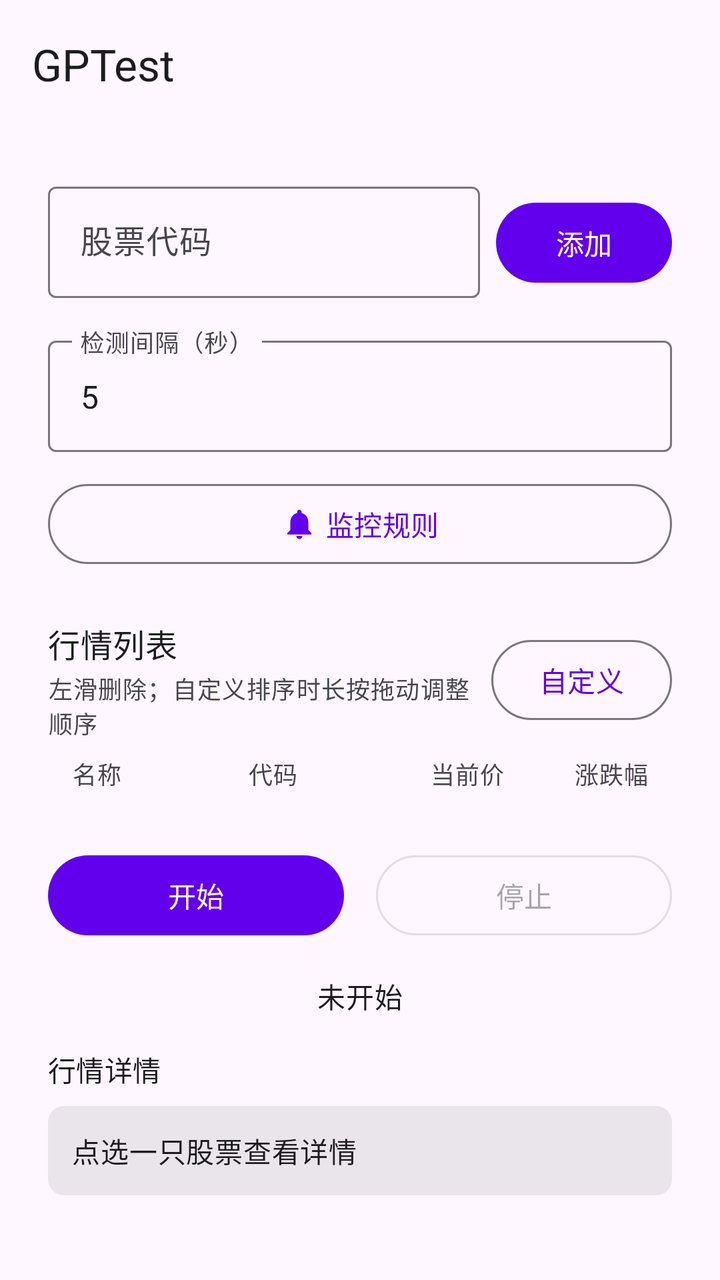
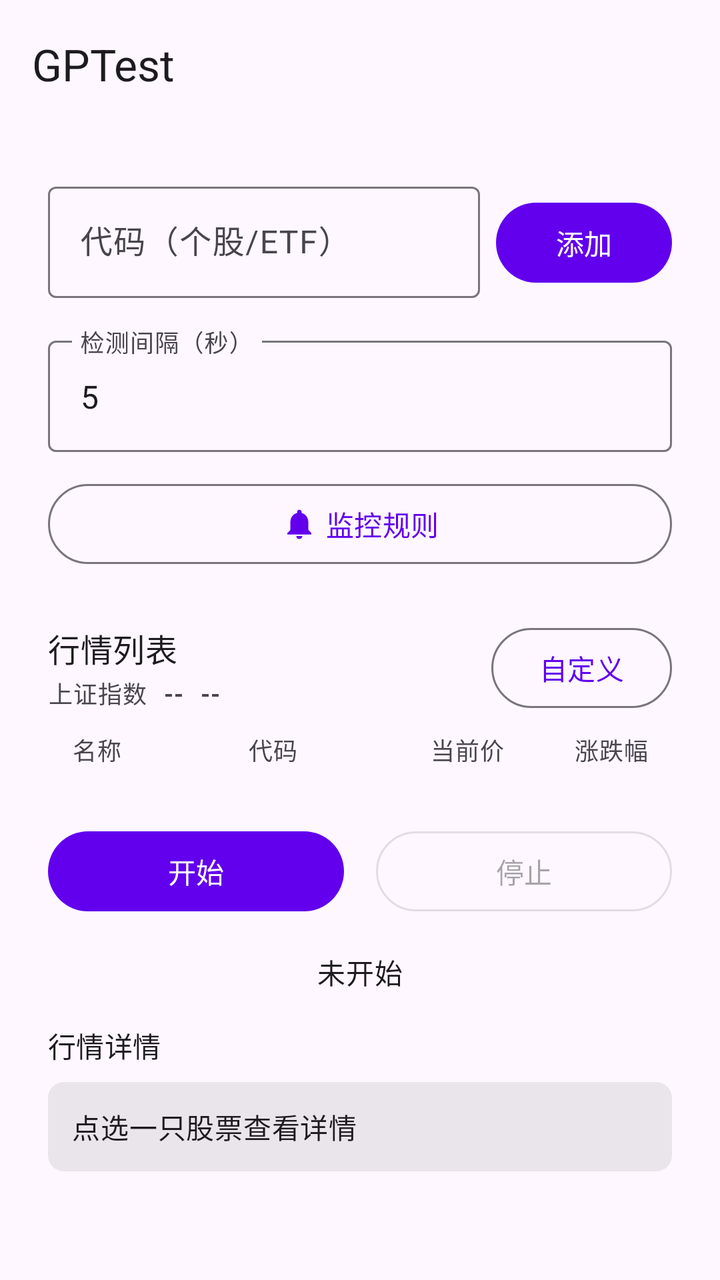

Before-and-after screenshots of an Android layout around one commit, followed by the original layout XML and the change that was made.
<!-- AndroidManifest.xml: application theme Theme.GPTest -->
<!-- res/layout/activity_main.xml -->
<?xml version="1.0" encoding="utf-8"?>
<LinearLayout xmlns:android="http://schemas.android.com/apk/res/android"
    xmlns:app="http://schemas.android.com/apk/res-auto"
    android:layout_width="match_parent"
    android:layout_height="match_parent"
    android:background="?attr/colorSurface"
    android:focusable="true"
    android:focusableInTouchMode="true"
    android:orientation="vertical">

    <com.google.android.material.appbar.MaterialToolbar
        android:id="@+id/toolbar"
        android:layout_width="match_parent"
        android:layout_height="wrap_content"
        android:background="?attr/colorSurface"
        app:title="@string/app_name" />

    <ScrollView
        android:id="@+id/content"
        android:layout_width="match_parent"
        android:layout_height="0dp"
        android:layout_weight="1"
        android:clipToPadding="false"
        android:fillViewport="true">

    <LinearLayout
        android:layout_width="match_parent"
        android:layout_height="wrap_content"
        android:orientation="vertical"
        android:padding="24dp">

        <LinearLayout
            android:layout_width="match_parent"
            android:layout_height="wrap_content"
            android:gravity="bottom"
            android:orientation="horizontal">

            <com.google.android.material.textfield.TextInputLayout
                android:id="@+id/tilStockCode"
                style="@style/Widget.Material3.TextInputLayout.OutlinedBox"
                android:layout_width="0dp"
                android:layout_height="wrap_content"
                android:layout_weight="1"
                android:hint="@string/stock_code_hint">

                <com.google.android.material.textfield.TextInputEditText
                    android:id="@+id/etStockCode"
                    android:layout_width="match_parent"
                    android:layout_height="wrap_content"
                    android:imeOptions="actionDone"
                    android:inputType="textCapCharacters"
                    android:maxLines="1" />
            </com.google.android.material.textfield.TextInputLayout>

            <com.google.android.material.button.MaterialButton
                android:id="@+id/btnAdd"
                android:layout_width="wrap_content"
                android:layout_height="wrap_content"
                android:layout_marginStart="8dp"
                android:text="@string/add" />
        </LinearLayout>

        <com.google.android.material.textfield.TextInputLayout
            android:id="@+id/tilInterval"
            style="@style/Widget.Material3.TextInputLayout.OutlinedBox"
            android:layout_width="match_parent"
            android:layout_height="wrap_content"
            android:layout_marginTop="16dp"
            android:hint="@string/interval_hint">

            <com.google.android.material.textfield.TextInputEditText
                android:id="@+id/etInterval"
                android:layout_width="match_parent"
                android:layout_height="wrap_content"
                android:imeOptions="actionDone"
                android:inputType="number"
                android:maxLines="1"
                android:text="@string/interval_default" />
        </com.google.android.material.textfield.TextInputLayout>

        <com.google.android.material.button.MaterialButton
            android:id="@+id/btnAlerts"
            style="@style/Widget.Material3.Button.OutlinedButton"
            android:layout_width="match_parent"
            android:layout_height="wrap_content"
            android:layout_marginTop="12dp"
            android:text="@string/alert_rules_entry"
            app:icon="@drawable/ic_notifications"
            app:iconGravity="textStart" />

        <LinearLayout
            android:layout_width="match_parent"
            android:layout_height="wrap_content"
            android:layout_marginTop="24dp"
            android:gravity="center_vertical"
            android:orientation="horizontal">

            <LinearLayout
                android:layout_width="0dp"
                android:layout_height="wrap_content"
                android:layout_weight="1"
                android:orientation="vertical">

                <LinearLayout
                    android:layout_width="match_parent"
                    android:layout_height="wrap_content"
                    android:gravity="center_vertical"
                    android:orientation="horizontal">

                    <TextView
                        android:layout_width="wrap_content"
                        android:layout_height="wrap_content"
                        android:text="@string/quote_list_label"
                        android:textAppearance="?attr/textAppearanceSubtitle1" />

                    <TextView
                        android:id="@+id/tvLastUpdated"
                        android:layout_width="0dp"
                        android:layout_height="wrap_content"
                        android:layout_marginStart="8dp"
                        android:layout_weight="1"
                        android:ellipsize="end"
                        android:maxLines="1"
                        android:textAppearance="?attr/textAppearanceCaption"
                        android:visibility="gone" />
                </LinearLayout>

                <TextView
                    android:layout_width="match_parent"
                    android:layout_height="wrap_content"
                    android:layout_marginTop="2dp"
                    android:text="@string/swipe_to_delete_hint"
                    android:textAppearance="?attr/textAppearanceCaption" />
            </LinearLayout>

            <com.google.android.material.button.MaterialButton
                android:id="@+id/btnSort"
                style="@style/Widget.Material3.Button.OutlinedButton"
                android:layout_width="wrap_content"
                android:layout_height="wrap_content"
                android:minWidth="0dp"
                android:text="@string/sort_custom" />
        </LinearLayout>

        <LinearLayout
            android:layout_width="match_parent"
            android:layout_height="wrap_content"
            android:layout_marginTop="8dp"
            android:orientation="horizontal"
            android:paddingStart="12dp"
            android:paddingEnd="12dp">

            <TextView
                android:layout_width="0dp"
                android:layout_height="wrap_content"
                android:layout_weight="1"
                android:text="@string/column_name"
                android:textAppearance="?attr/textAppearanceCaption" />

            <TextView
                android:layout_width="64dp"
                android:layout_height="wrap_content"
                android:text="@string/column_code"
                android:textAppearance="?attr/textAppearanceCaption" />

            <TextView
                android:layout_width="64dp"
                android:layout_height="wrap_content"
                android:gravity="end"
                android:text="@string/column_price"
                android:textAppearance="?attr/textAppearanceCaption" />

            <TextView
                android:layout_width="72dp"
                android:layout_height="wrap_content"
                android:gravity="end"
                android:text="@string/column_change"
                android:textAppearance="?attr/textAppearanceCaption" />
        </LinearLayout>

        <androidx.recyclerview.widget.RecyclerView
            android:id="@+id/rvQuoteList"
            android:layout_width="match_parent"
            android:layout_height="wrap_content"
            android:layout_marginTop="4dp"
            android:nestedScrollingEnabled="false" />

        <LinearLayout
            android:layout_width="match_parent"
            android:layout_height="wrap_content"
            android:layout_marginTop="24dp"
            android:orientation="horizontal">

            <com.google.android.material.button.MaterialButton
                android:id="@+id/btnStart"
                android:layout_width="0dp"
                android:layout_height="wrap_content"
                android:layout_marginEnd="8dp"
                android:layout_weight="1"
                android:text="@string/start" />

            <com.google.android.material.button.MaterialButton
                android:id="@+id/btnStop"
                style="@style/Widget.Material3.Button.OutlinedButton"
                android:layout_width="0dp"
                android:layout_height="wrap_content"
                android:layout_marginStart="8dp"
                android:layout_weight="1"
                android:enabled="false"
                android:text="@string/stop" />
        </LinearLayout>

        <TextView
            android:id="@+id/tvStatus"
            android:layout_width="match_parent"
            android:layout_height="wrap_content"
            android:layout_marginTop="16dp"
            android:gravity="center"
            android:text="@string/status_idle"
            android:textAppearance="?attr/textAppearanceBody2" />

        <TextView
            android:layout_width="match_parent"
            android:layout_height="wrap_content"
            android:layout_marginTop="16dp"
            android:text="@string/quote_detail_label"
            android:textAppearance="?attr/textAppearanceSubtitle2" />

        <include
            android:id="@+id/quoteCard"
            layout="@layout/view_quote_card"
            android:layout_width="match_parent"
            android:layout_height="wrap_content"
            android:layout_marginTop="8dp" />
    </LinearLayout>
    </ScrollView>
</LinearLayout>
<!-- res/layout/view_quote_card.xml (included above) -->
<?xml version="1.0" encoding="utf-8"?>
<LinearLayout xmlns:android="http://schemas.android.com/apk/res/android"
    android:layout_width="match_parent"
    android:layout_height="wrap_content"
    android:background="@drawable/bg_quote_detail"
    android:orientation="vertical"
    android:padding="12dp">

    <TextView
        android:id="@+id/tvCardPlaceholder"
        android:layout_width="match_parent"
        android:layout_height="wrap_content"
        android:text="@string/quote_detail_placeholder"
        android:textAppearance="?attr/textAppearanceBody2" />

    <LinearLayout
        android:id="@+id/llCardContent"
        android:layout_width="match_parent"
        android:layout_height="wrap_content"
        android:orientation="vertical"
        android:visibility="gone">

        <TextView
            android:id="@+id/tvCardName"
            android:layout_width="match_parent"
            android:layout_height="wrap_content"
            android:textAppearance="?attr/textAppearanceHeadline6" />

        <TextView
            android:id="@+id/tvCardCode"
            android:layout_width="match_parent"
            android:layout_height="wrap_content"
            android:layout_marginTop="2dp"
            android:textAppearance="?attr/textAppearanceBody2" />

        <LinearLayout
            android:layout_width="match_parent"
            android:layout_height="wrap_content"
            android:layout_marginTop="8dp"
            android:gravity="bottom"
            android:orientation="horizontal">

            <TextView
                android:id="@+id/tvCardPrice"
                android:layout_width="wrap_content"
                android:layout_height="wrap_content"
                android:textSize="28sp"
                android:textStyle="bold" />

            <TextView
                android:id="@+id/tvCardChangePercent"
                android:layout_width="wrap_content"
                android:layout_height="wrap_content"
                android:layout_marginStart="12dp"
                android:textAppearance="?attr/textAppearanceSubtitle1"
                android:textStyle="bold" />

            <TextView
                android:id="@+id/tvCardChange"
                android:layout_width="wrap_content"
                android:layout_height="wrap_content"
                android:layout_marginStart="8dp"
                android:textAppearance="?attr/textAppearanceBody2" />
        </LinearLayout>

        <TableLayout
            android:layout_width="match_parent"
            android:layout_height="wrap_content"
            android:layout_marginTop="12dp"
            android:stretchColumns="1,3">

            <TableRow>
                <TextView android:text="@string/metric_open" android:textAppearance="?attr/textAppearanceCaption" android:paddingTop="4dp" android:paddingEnd="8dp" />
                <TextView android:id="@+id/tvOpen" android:textAppearance="?attr/textAppearanceBody2" android:paddingTop="4dp" android:paddingEnd="12dp" />
                <TextView android:text="@string/metric_prev_close" android:textAppearance="?attr/textAppearanceCaption" android:paddingTop="4dp" android:paddingEnd="8dp" />
                <TextView android:id="@+id/tvPrevClose" android:textAppearance="?attr/textAppearanceBody2" android:paddingTop="4dp" />
            </TableRow>

            <TableRow>
                <TextView android:text="@string/metric_high" android:textAppearance="?attr/textAppearanceCaption" android:paddingTop="4dp" android:paddingEnd="8dp" />
                <TextView android:id="@+id/tvHigh" android:textAppearance="?attr/textAppearanceBody2" android:paddingTop="4dp" android:paddingEnd="12dp" />
                <TextView android:text="@string/metric_low" android:textAppearance="?attr/textAppearanceCaption" android:paddingTop="4dp" android:paddingEnd="8dp" />
                <TextView android:id="@+id/tvLow" android:textAppearance="?attr/textAppearanceBody2" android:paddingTop="4dp" />
            </TableRow>

            <TableRow>
                <TextView android:text="@string/metric_volume" android:textAppearance="?attr/textAppearanceCaption" android:paddingTop="4dp" android:paddingEnd="8dp" />
                <TextView android:id="@+id/tvVolume" android:textAppearance="?attr/textAppearanceBody2" android:paddingTop="4dp" android:paddingEnd="12dp" />
                <TextView android:text="@string/metric_amount" android:textAppearance="?attr/textAppearanceCaption" android:paddingTop="4dp" android:paddingEnd="8dp" />
                <TextView android:id="@+id/tvAmount" android:textAppearance="?attr/textAppearanceBody2" android:paddingTop="4dp" />
            </TableRow>

            <TableRow>
                <TextView android:text="@string/metric_turnover" android:textAppearance="?attr/textAppearanceCaption" android:paddingTop="4dp" android:paddingEnd="8dp" />
                <TextView android:id="@+id/tvTurnover" android:textAppearance="?attr/textAppearanceBody2" android:paddingTop="4dp" android:paddingEnd="12dp" />
                <TextView android:text="@string/metric_amplitude" android:textAppearance="?attr/textAppearanceCaption" android:paddingTop="4dp" android:paddingEnd="8dp" />
                <TextView android:id="@+id/tvAmplitude" android:textAppearance="?attr/textAppearanceBody2" android:paddingTop="4dp" />
            </TableRow>

            <TableRow>
                <TextView android:text="@string/metric_pe" android:textAppearance="?attr/textAppearanceCaption" android:paddingTop="4dp" android:paddingEnd="8dp" />
                <TextView android:id="@+id/tvPe" android:textAppearance="?attr/textAppearanceBody2" android:paddingTop="4dp" android:paddingEnd="12dp" />
                <TextView android:text="@string/metric_pb" android:textAppearance="?attr/textAppearanceCaption" android:paddingTop="4dp" android:paddingEnd="8dp" />
                <TextView android:id="@+id/tvPb" android:textAppearance="?attr/textAppearanceBody2" android:paddingTop="4dp" />
            </TableRow>
        </TableLayout>

        <LinearLayout
            android:layout_width="match_parent"
            android:layout_height="wrap_content"
            android:layout_marginTop="12dp"
            android:orientation="horizontal">

            <TextView
                android:id="@+id/tvBids"
                android:layout_width="0dp"
                android:layout_height="wrap_content"
                android:layout_weight="1"
                android:fontFamily="monospace"
                android:textAppearance="?attr/textAppearanceBody2" />

            <TextView
                android:id="@+id/tvAsks"
                android:layout_width="0dp"
                android:layout_height="wrap_content"
                android:layout_weight="1"
                android:fontFamily="monospace"
                android:textAppearance="?attr/textAppearanceBody2" />
        </LinearLayout>

        <TextView
            android:id="@+id/tvToggleRaw"
            android:layout_width="wrap_content"
            android:layout_height="wrap_content"
            android:layout_marginTop="12dp"
            android:clickable="true"
            android:focusable="true"
            android:paddingTop="4dp"
            android:paddingBottom="4dp"
            android:text="@string/show_raw_fields"
            android:textColor="?attr/colorPrimary" />

        <TextView
            android:id="@+id/tvRawDetail"
            android:layout_width="match_parent"
            android:layout_height="wrap_content"
            android:layout_marginTop="8dp"
            android:fontFamily="monospace"
            android:textIsSelectable="true"
            android:textSize="12sp"
            android:visibility="gone" />
    </LinearLayout>
</LinearLayout>
<!-- resources referenced by this layout -->
<resources>
  <!-- drawable bg_quote_detail (drawable) -->
  <?xml version="1.0" encoding="utf-8"?>
  <shape xmlns:android="http://schemas.android.com/apk/res/android">
      <solid android:color="@color/quote_panel_bg" />
      <corners android:radius="8dp" />
  </shape>
  <!-- drawable ic_notifications (drawable) -->
  <vector xmlns:android="http://schemas.android.com/apk/res/android"
      android:width="24dp"
      android:height="24dp"
      android:viewportWidth="24"
      android:viewportHeight="24"
      android:tint="?attr/colorPrimary">
      <path
          android:fillColor="@android:color/white"
          android:pathData="M12,22c1.1,0 2,-0.9 2,-2h-4c0,1.1 0.89,2 2,2zM18,16v-5c0,-3.07 -1.64,-5.64 -4.5,-6.32V4c0,-0.83 -0.67,-1.5 -1.5,-1.5s-1.5,0.67 -1.5,1.5v0.68C7.63,5.36 6,7.92 6,11v5l-2,2v1h16v-1l-2,-2z" />
  </vector>
  <string name="add">添加</string>
  <string name="alert_rules_entry">监控规则</string>
  <string name="app_name">GPTest</string>
  <string name="column_change">涨跌幅</string>
  <string name="column_code">代码</string>
  <string name="column_name">名称</string>
  <string name="column_price">当前价</string>
  <string name="interval_default">5</string>
  <string name="interval_hint">检测间隔（秒）</string>
  <string name="metric_amount">成交额(万)</string>
  <string name="metric_amplitude">振幅</string>
  <string name="metric_high">最高</string>
  <string name="metric_low">最低</string>
  <string name="metric_open">今开</string>
  <string name="metric_pb">市净率</string>
  <string name="metric_pe">市盈率</string>
  <string name="metric_prev_close">昨收</string>
  <string name="metric_turnover">换手率</string>
  <string name="metric_volume">成交量</string>
  <string name="quote_detail_label">行情详情</string>
  <string name="quote_detail_placeholder">点选一只股票查看详情</string>
  <string name="quote_list_label">行情列表</string>
  <string name="show_raw_fields">查看原始字段</string>
  <string name="sort_custom">自定义</string>
  <string name="start">开始</string>
  <string name="status_idle">未开始</string>
  <string name="stock_code_hint">股票代码</string>
  <string name="stop">停止</string>
  <string name="swipe_to_delete_hint">左滑删除；自定义排序时长按拖动调整顺序</string>
  <style name="Theme.GPTest" parent="Theme.Material3.DayNight.NoActionBar">
          <item name="colorPrimary">@color/purple_500</item>
          <item name="colorOnPrimary">@color/white</item>
          <item name="colorPrimaryContainer">@color/purple_200</item>
          <item name="colorOnPrimaryContainer">@color/purple_700</item>
          <item name="colorSecondary">@color/teal_700</item>
          <item name="colorOnSecondary">@color/white</item>
          <item name="colorSecondaryContainer">@color/teal_200</item>
          <item name="colorOnSecondaryContainer">@color/black</item>
          <item name="android:statusBarColor">@android:color/transparent</item>
          <item name="android:navigationBarColor">@android:color/transparent</item>
          <item name="android:windowLightStatusBar">true</item>
      </style>
  <color name="quote_panel_bg">#14000000</color>
  <color name="purple_500">#FF6200EE</color>
  <color name="white">#FFFFFFFF</color>
  <color name="purple_200">#FFBB86FC</color>
  <color name="purple_700">#FF3700B3</color>
  <color name="teal_700">#FF018786</color>
  <color name="teal_200">#FF03DAC5</color>
  <color name="black">#FF000000</color>
</resources>

<!-- the commit's change to res/layout/activity_main.xml (unified diff, before → after) -->
@@ -125,12 +125,38 @@
                         android:visibility="gone" />
                 </LinearLayout>
 
-                <TextView
+                <LinearLayout
                     android:layout_width="match_parent"
                     android:layout_height="wrap_content"
                     android:layout_marginTop="2dp"
-                    android:text="@string/swipe_to_delete_hint"
-                    android:textAppearance="?attr/textAppearanceCaption" />
+                    android:gravity="center_vertical"
+                    android:orientation="horizontal">
+
+                    <TextView
+                        android:id="@+id/tvIndexName"
+                        android:layout_width="wrap_content"
+                        android:layout_height="wrap_content"
+                        android:text="@string/shanghai_index_name"
+                        android:textAppearance="?attr/textAppearanceCaption" />
+
+                    <TextView
+                        android:id="@+id/tvIndexPrice"
+                        android:layout_width="wrap_content"
+                        android:layout_height="wrap_content"
+                        android:layout_marginStart="8dp"
+                        android:text="@string/shanghai_index_placeholder"
+                        android:textAppearance="?attr/textAppearanceCaption"
+                        android:textStyle="bold" />
+
+                    <TextView
+                        android:id="@+id/tvIndexChange"
+                        android:layout_width="wrap_content"
+                        android:layout_height="wrap_content"
+                        android:layout_marginStart="8dp"
+                        android:text="@string/shanghai_index_placeholder"
+                        android:textAppearance="?attr/textAppearanceCaption"
+                        android:textStyle="bold" />
+                </LinearLayout>
             </LinearLayout>
 
             <com.google.android.material.button.MaterialButton
<!-- resource entries referenced after the edit -->
@@ -39,13 +39,14 @@
   <string name="quote_detail_label">行情详情</string>
   <string name="quote_detail_placeholder">点选一只股票查看详情</string>
   <string name="quote_list_label">行情列表</string>
+  <string name="shanghai_index_name">上证指数</string>
+  <string name="shanghai_index_placeholder">--</string>
   <string name="show_raw_fields">查看原始字段</string>
   <string name="sort_custom">自定义</string>
   <string name="start">开始</string>
   <string name="status_idle">未开始</string>
-  <string name="stock_code_hint">股票代码</string>
+  <string name="stock_code_hint">代码（个股/ETF）</string>
   <string name="stop">停止</string>
-  <string name="swipe_to_delete_hint">左滑删除；自定义排序时长按拖动调整顺序</string>
   <style name="Theme.GPTest" parent="Theme.Material3.DayNight.NoActionBar">
           <item name="colorPrimary">@color/purple_500</item>
           <item name="colorOnPrimary">@color/white</item>
